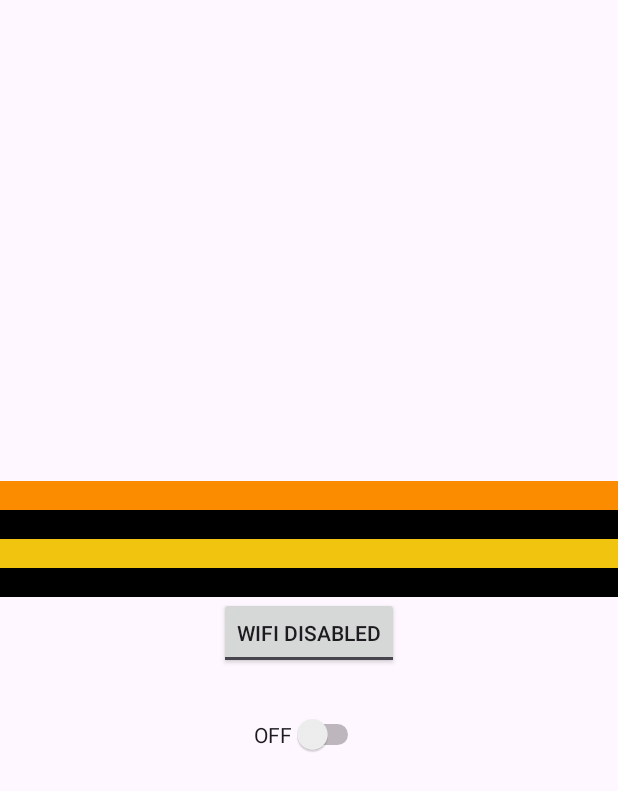
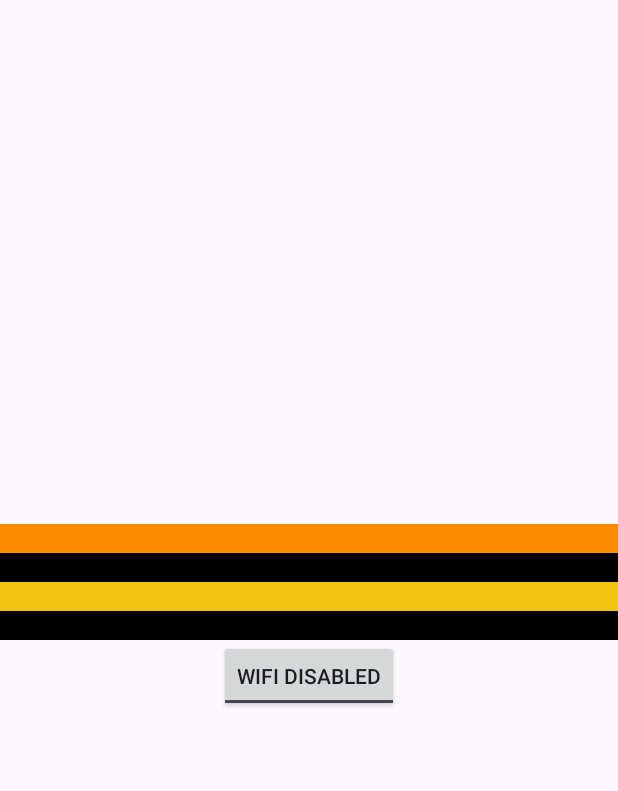
Before and after one commit to amitcoder2468/first-app, an Android app: the Togglebtn screen opened directly, with no data from a screen before it, on a phone screen of 412 x 824 dp. Shown: the top 791 px of the screen. Run offline under Robolectric (Android 15) with nearby library versions, the phone set to English and light mode, and no system bars; 1 statement that could not run was skipped.

Commit message:
Finished App

```diff
--- a/app/src/main/res/layout/activity_togglebtn.xml
+++ b/app/src/main/res/layout/activity_togglebtn.xml
@@ -37,12 +37,5 @@
         android:onClick="getValuesFromToggleBtn"/>
 
 
-    <Switch
-        android:layout_width="wrap_content"
-        android:id="@+id/wifiswitch"
-        android:layout_height="wrap_content"
-        android:text="OFF"
-        android:layout_marginTop="30sp"
-        android:onClick="getvaluefromswitch"
-        />
+
 </LinearLayout>
```
